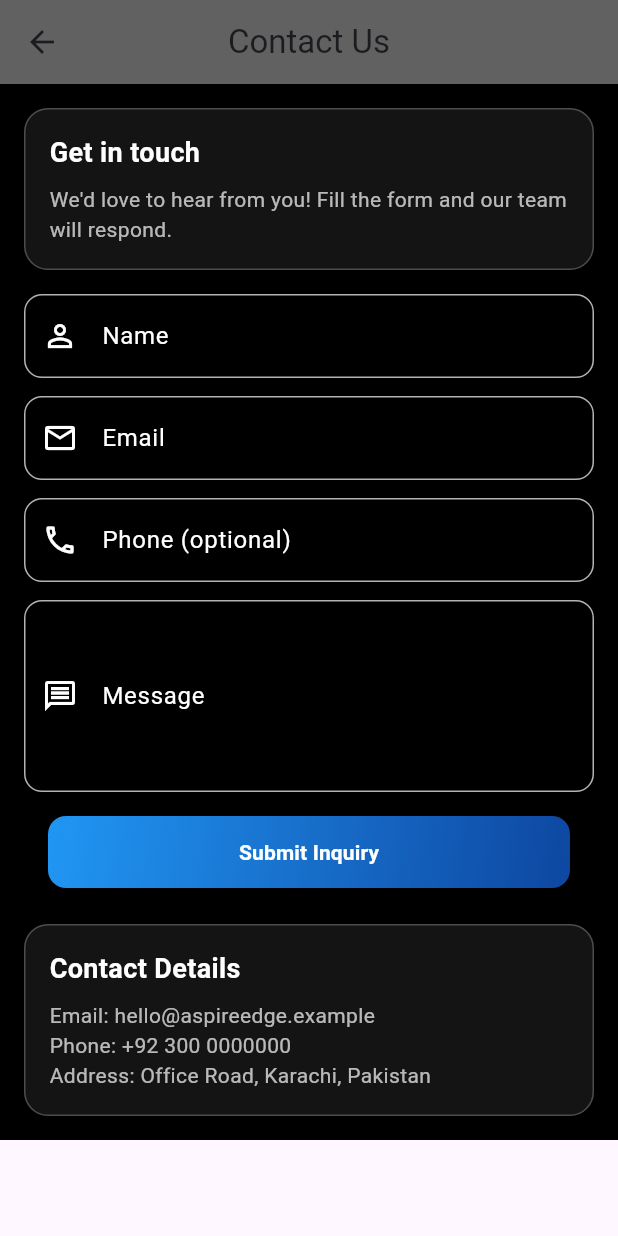
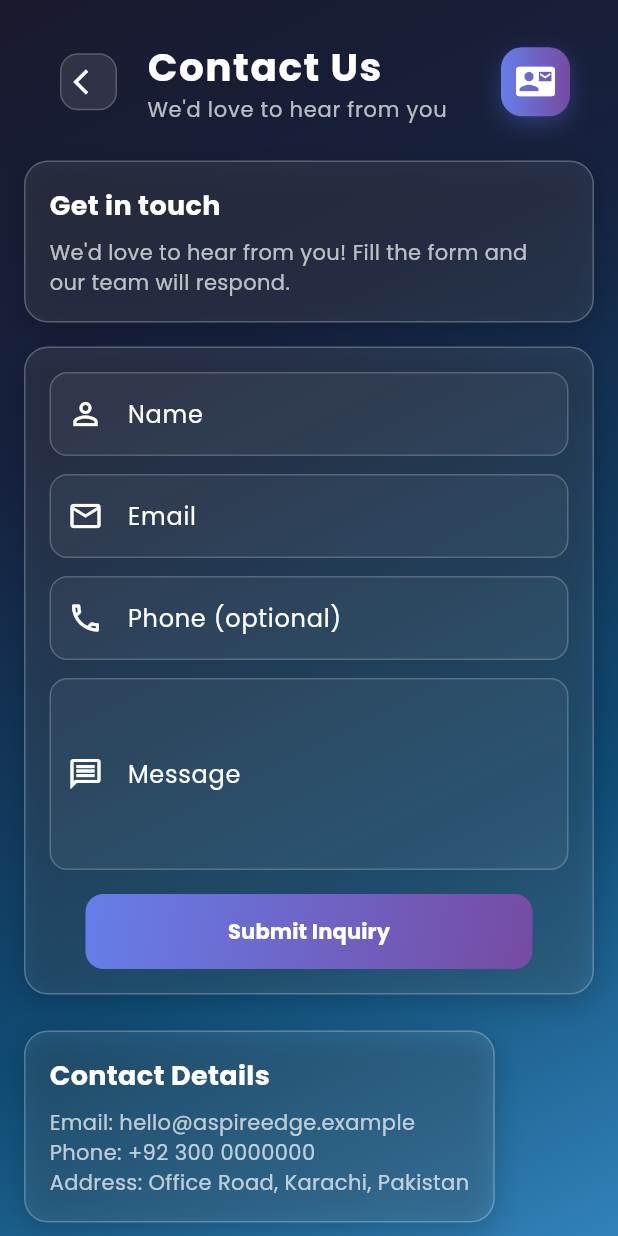
Before and after one commit to Taha1707/AspireEdge, a Flutter app: the ContactUsPage screen opened directly, on a phone screen of 412 x 824 dp. Run offline on Flutter 3.47's test engine with Material 3 defaults, Android fonts, the light colour scheme and no system bars; our stand-ins replace cloud_firestore, firebase_auth, firebase_core, flutter_staggered_animations, google_fonts; accounts and stored records are empty.

Commit message:
feat: wire Contact page navigation and match Career Bank theme

```diff
--- a/lib/pages/contact_page.dart
+++ b/lib/pages/contact_page.dart
@@ -1,5 +1,6 @@
 import 'package:cloud_firestore/cloud_firestore.dart';
 import 'package:flutter/material.dart';
+import 'package:google_fonts/google_fonts.dart';
 
 class ContactUsPage extends StatefulWidget {
   const ContactUsPage({super.key});
@@ -71,49 +72,166 @@ class _ContactUsPageState extends State<ContactUsPage> {
   @override
   Widget build(BuildContext context) {
     return Scaffold(
-      appBar: AppBar(
-        title: const Text('Contact Us'),
-        centerTitle: true,
-        backgroundColor: Colors.grey[700],
+      backgroundColor: Colors.black,
+      body: Stack(
+        children: [
+          Container(
+            decoration: const BoxDecoration(
+              gradient: LinearGradient(
+                colors: [
+                  Color(0xFF1A1A2E),
+                  Color(0xFF16213E),
+                  Color(0xFF0F4C75),
+                  Color(0xFF3282B8),
+                ],
+                begin: Alignment.topLeft,
+                end: Alignment.bottomRight,
+                stops: [0.0, 0.3, 0.7, 1.0],
               ),
-      body: Container(
-        color: Colors.black,
-        child: SafeArea(
+            ),
+          ),
+          SafeArea(
             child: SingleChildScrollView(
-            padding: const EdgeInsets.all(16),
+              padding: const EdgeInsets.symmetric(horizontal: 16, vertical: 10),
               child: Column(
                 crossAxisAlignment: CrossAxisAlignment.start,
                 children: [
+                  _buildHeader(context),
+                  const SizedBox(height: 8),
+                  _buildIntroCard(),
+                  const SizedBox(height: 16),
+                  _buildFormCard(),
+                  const SizedBox(height: 24),
+                  _buildDetailsCard(),
+                ],
+              ),
+            ),
+          ),
+        ],
+      ),
+    );
+  }
+
+  Widget _buildHeader(BuildContext context) {
+    return Container(
+      padding: const EdgeInsets.all(16),
+      child: Row(
+        children: [
+          IconButton(
+            onPressed: () => Navigator.pop(context),
+            icon: Container(
+              padding: const EdgeInsets.all(8),
+              decoration: BoxDecoration(
+                color: Colors.white.withOpacity(0.1),
+                borderRadius: BorderRadius.circular(12),
+                border: Border.all(
+                  color: Colors.white.withOpacity(0.2),
+                  width: 1,
+                ),
+              ),
+              child: const Icon(
+                Icons.arrow_back_ios,
+                color: Colors.white,
+                size: 20,
+              ),
+            ),
+          ),
+          const SizedBox(width: 12),
+          Expanded(
+            child: Column(
+              crossAxisAlignment: CrossAxisAlignment.start,
+              children: [
+                Text(
+                  "Contact Us",
+                  style: GoogleFonts.poppins(
+                    color: Colors.white,
+                    fontSize: 26,
+                    fontWeight: FontWeight.bold,
+                    letterSpacing: 1,
+                  ),
+                ),
+                Text(
+                  "We'd love to hear from you",
+                  style: GoogleFonts.poppins(
+                    color: Colors.white70,
+                    fontSize: 14,
+                    letterSpacing: 0.5,
+                  ),
+                ),
+              ],
+            ),
+          ),
           Container(
+            padding: const EdgeInsets.all(10),
+            decoration: BoxDecoration(
+              gradient: const LinearGradient(
+                colors: [Color(0xFF667EEA), Color(0xFF764BA2)],
+              ),
+              borderRadius: BorderRadius.circular(14),
+              boxShadow: [
+                BoxShadow(
+                  color: const Color(0xFF667EEA).withOpacity(0.3),
+                  blurRadius: 12,
+                  offset: const Offset(0, 5),
+                ),
+              ],
+            ),
+            child: const Icon(
+              Icons.contact_mail,
+              color: Colors.white,
+              size: 26,
+            ),
+          ),
+        ],
+      ),
+    );
+  }
+
+  Widget _cardDecoration({required Widget child}) {
+    return Container(
       decoration: BoxDecoration(
         color: Colors.white.withOpacity(0.08),
         borderRadius: BorderRadius.circular(16),
         border: Border.all(color: Colors.white24),
+        boxShadow: [
+          BoxShadow(
+            color: Colors.black.withOpacity(0.2),
+            blurRadius: 15,
+            offset: const Offset(0, 5),
+          ),
+        ],
       ),
       padding: const EdgeInsets.all(16),
+      child: child,
+    );
+  }
+
+  Widget _buildIntroCard() {
+    return _cardDecoration(
       child: Column(
         crossAxisAlignment: CrossAxisAlignment.start,
-                    children: const [
+        children: [
           Text(
             'Get in touch',
-                        style: TextStyle(
+            style: GoogleFonts.poppins(
               color: Colors.white,
               fontSize: 18,
               fontWeight: FontWeight.bold,
             ),
           ),
-                      SizedBox(height: 8),
+          const SizedBox(height: 8),
           Text(
-                        'We\'d love to hear from you! Fill the form and our team will respond.',
-                        style: TextStyle(color: Colors.white70),
+            "We'd love to hear from you! Fill the form and our team will respond.",
+            style: GoogleFonts.poppins(color: Colors.white70),
           ),
         ],
       ),
-                ),
+    );
+  }
 
-                const SizedBox(height: 16),
-
-                Form(
+  Widget _buildFormCard() {
+    return _cardDecoration(
+      child: Form(
         key: _formKey,
         child: Column(
           children: [
@@ -161,60 +279,42 @@ class _ContactUsPageState extends State<ContactUsPage> {
             const SizedBox(height: 16),
             SizedBox(
               width: double.infinity,
-                        height: 48,
+              height: 50,
               child: ElevatedButton(
                 onPressed: _submitting ? null : _submitInquiry,
                 style: ElevatedButton.styleFrom(
                   backgroundColor: Colors.transparent,
                   shadowColor: Colors.transparent,
-                          ).merge(
-                            ButtonStyle(
-                              shape: WidgetStateProperty.all(
-                                RoundedRectangleBorder(
+                  shape: RoundedRectangleBorder(
                     borderRadius: BorderRadius.circular(12),
-                                ),
-                              ),
-                              padding: WidgetStateProperty.all(
-                                const EdgeInsets.symmetric(horizontal: 16),
-                              ),
-                              overlayColor: WidgetStateProperty.all(
-                                Colors.white10,
-                              ),
-                              foregroundColor: WidgetStateProperty.all(
-                                Colors.white,
-                              ),
-                              backgroundColor: WidgetStateProperty.all(
-                                Colors.transparent,
-                              ),
                   ),
                 ),
                 child: Ink(
                   decoration: BoxDecoration(
                     gradient: const LinearGradient(
-                                colors: [Color(0xFF2196F3), Color(0xFF0D47A1)],
+                      colors: [Color(0xFF667EEA), Color(0xFF764BA2)],
                       begin: Alignment.topLeft,
                       end: Alignment.bottomRight,
                     ),
                     borderRadius: BorderRadius.circular(12),
                   ),
-                            child: Container(
-                              alignment: Alignment.center,
+                  child: Center(
                     child:
                         _submitting
                             ? const SizedBox(
-                                        width: 20,
-                                        height: 20,
+                              width: 22,
+                              height: 22,
                               child: CircularProgressIndicator(
                                 strokeWidth: 2,
-                                          valueColor:
-                                              AlwaysStoppedAnimation<Color>(
+                                valueColor: AlwaysStoppedAnimation<Color>(
                                   Colors.white,
                                 ),
                               ),
                             )
-                                      : const Text(
+                            : Text(
                               'Submit Inquiry',
-                                        style: TextStyle(
+                              style: GoogleFonts.poppins(
+                                color: Colors.white,
                                 fontWeight: FontWeight.bold,
                               ),
                             ),
@@ -225,48 +325,36 @@ class _ContactUsPageState extends State<ContactUsPage> {
           ],
         ),
       ),
+    );
+  }
 
-                const SizedBox(height: 24),
-
-                Container(
-                  width: double.infinity,
-                  decoration: BoxDecoration(
-                    color: Colors.white.withOpacity(0.08),
-                    borderRadius: BorderRadius.circular(16),
-                    border: Border.all(color: Colors.white24),
-                  ),
-                  padding: const EdgeInsets.all(16),
-                  child: const Column(
+  Widget _buildDetailsCard() {
+    return _cardDecoration(
+      child: Column(
         crossAxisAlignment: CrossAxisAlignment.start,
         children: [
           Text(
             'Contact Details',
-                        style: TextStyle(
+            style: GoogleFonts.poppins(
               color: Colors.white,
               fontSize: 18,
               fontWeight: FontWeight.bold,
             ),
           ),
-                      SizedBox(height: 8),
+          const SizedBox(height: 8),
           Text(
             'Email: hello@aspireedge.example',
-                        style: TextStyle(color: Colors.white70),
+            style: GoogleFonts.poppins(color: Colors.white70),
           ),
           Text(
             'Phone: +92 300 0000000',
-                        style: TextStyle(color: Colors.white70),
+            style: GoogleFonts.poppins(color: Colors.white70),
           ),
           Text(
             'Address: Office Road, Karachi, Pakistan',
-                        style: TextStyle(color: Colors.white70),
+            style: GoogleFonts.poppins(color: Colors.white70),
           ),
         ],
-                  ),
-                ),
-              ],
-            ),
-          ),
-        ),
       ),
     );
   }
@@ -283,17 +371,19 @@ class _ContactUsPageState extends State<ContactUsPage> {
       controller: controller,
       keyboardType: keyboardType,
       maxLines: maxLines,
-      style: const TextStyle(color: Colors.white),
+      style: GoogleFonts.poppins(color: Colors.white),
       decoration: InputDecoration(
         labelText: label,
-        labelStyle: const TextStyle(color: Colors.white),
+        labelStyle: GoogleFonts.poppins(color: Colors.white),
         prefixIcon: Icon(icon, color: Colors.white),
+        filled: true,
+        fillColor: Colors.white.withOpacity(0.05),
         enabledBorder: OutlineInputBorder(
-          borderSide: const BorderSide(color: Colors.white70),
+          borderSide: BorderSide(color: Colors.white.withOpacity(0.2)),
           borderRadius: BorderRadius.circular(12),
         ),
         focusedBorder: OutlineInputBorder(
-          borderSide: const BorderSide(color: Colors.white),
+          borderSide: const BorderSide(color: Color(0xFF667EEA)),
           borderRadius: BorderRadius.circular(12),
         ),
       ),
--- a/lib/pages/signup_page.dart
+++ b/lib/pages/signup_page.dart
@@ -151,7 +151,7 @@ class _SignUpPageState extends State<SignUpPage> {
 
                             // Tier dropdown
                             DropdownButtonFormField<String>(
-                              value: tier,
+                              initialValue: tier,
                               dropdownColor: Colors.black87,
                               style: const TextStyle(color: Colors.white),
                               decoration: InputDecoration(
--- a/lib/widgets/drawer.dart
+++ b/lib/widgets/drawer.dart
@@ -1,6 +1,7 @@
 import 'package:auth_reset_pass/pages/career_bank.dart';
 import 'package:flutter/material.dart';
 import '../pages/testimonials.dart';
+import '../pages/contact_page.dart';
 
 class UserDrawer extends StatelessWidget {
   final Function(String) onMenuItemSelected;
@@ -27,7 +28,7 @@ class UserDrawer extends StatelessWidget {
             color: Colors.black.withOpacity(0.4),
             blurRadius: 10,
             offset: const Offset(3, 0),
-          )
+          ),
         ],
       ),
       child: SafeArea(
@@ -68,7 +69,11 @@ class UserDrawer extends StatelessWidget {
             _sectionHeader("Admission & Coaching"),
             _subMenuItem(context, Icons.school, "Stream Selector"),
             _subMenuItem(context, Icons.article, "CV Tips"),
-            _subMenuItem(context, Icons.record_voice_over, "Interview Preparation"),
+            _subMenuItem(
+              context,
+              Icons.record_voice_over,
+              "Interview Preparation",
+            ),
 
             // 3) Resources Hub
             _sectionHeader("Resources Hub"),
@@ -97,7 +102,12 @@ class UserDrawer extends StatelessWidget {
 
             // 8) Contact
             _sectionHeader("Contact"),
-            _menuItem(context, Icons.contact_mail, "Contact"),
+            _menuItem(
+              context,
+              Icons.contact_mail,
+              "Contact",
+              page: const ContactUsPage(),
+            ),
           ],
         ),
       ),
@@ -120,7 +130,12 @@ class UserDrawer extends StatelessWidget {
   }
 
   // Main menu item (with optional navigation page)
-  Widget _menuItem(BuildContext context, IconData icon, String title, {Widget? page}) {
+  Widget _menuItem(
+    BuildContext context,
+    IconData icon,
+    String title, {
+    Widget? page,
+  }) {
     return ListTile(
       leading: Icon(icon, color: Colors.lightBlueAccent),
       title: Text(
```
Also changed, not shown: pubspec.lock. Lines whose indentation alone changed are shown as unchanged.
